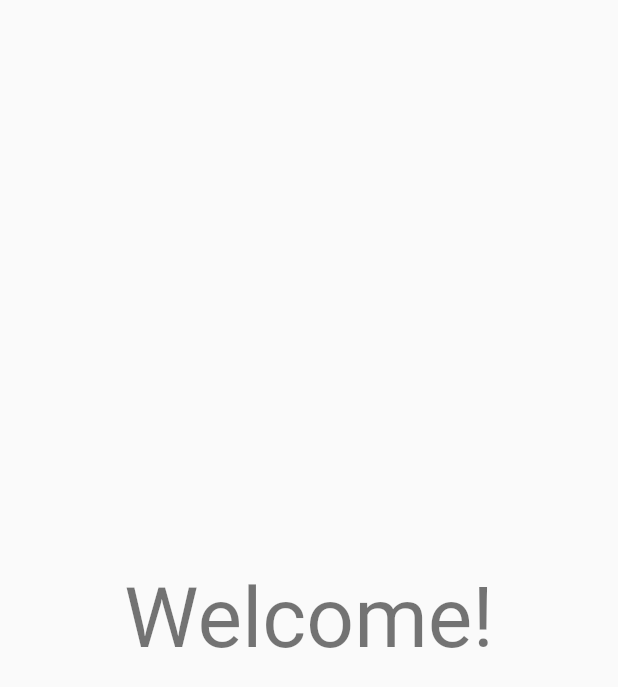
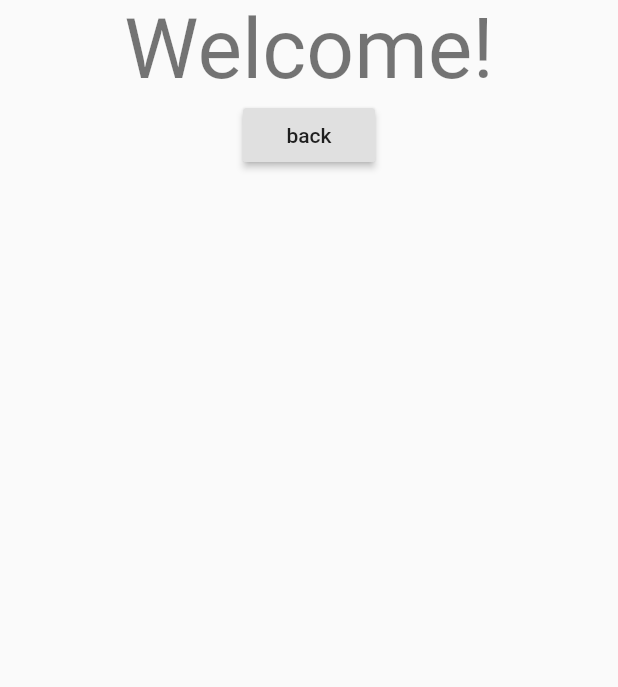
Before and after one commit to letanthang/flutter_signin_example, a Flutter app: the WelcomeScreen screen opened by its route, on a phone screen of 412 x 824 dp. Shown: the top 687 px of the screen. Run offline on Flutter 3.47's test engine with Material 2 defaults, Android fonts, the phone set to English and light mode, and no system bars.

Commit message:
back button

```diff
--- a/lib/main.dart
+++ b/lib/main.dart
@@ -114,8 +114,15 @@ class WelcomeScreen extends StatelessWidget {
   Widget build(BuildContext context) {
     return Scaffold(
       body: Center(
-        child: Text('Welcome!', style: Theme.of(context).textTheme.headline2),
-      ),
+          child: Column(
+        children: [
+          Text('Welcome!', style: Theme.of(context).textTheme.headline2),
+          RaisedButton(
+            child: Text('back'),
+            onPressed: () => {Navigator.of(context).pop()},
+          )
+        ],
+      )),
     );
   }
 }
```
